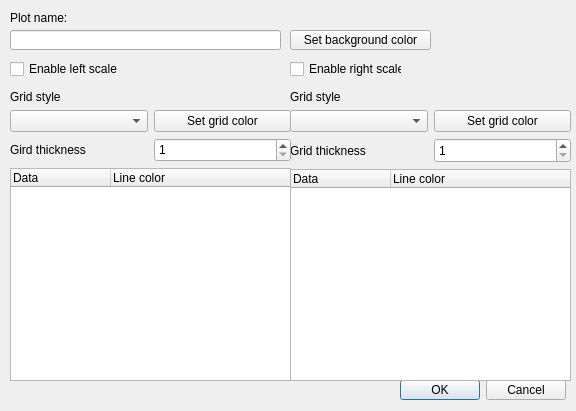
The window that radeon-profile/dialog_defineplot.ui (marazmista/radeon-profile) describes before a commit, drawn with Qt 5.
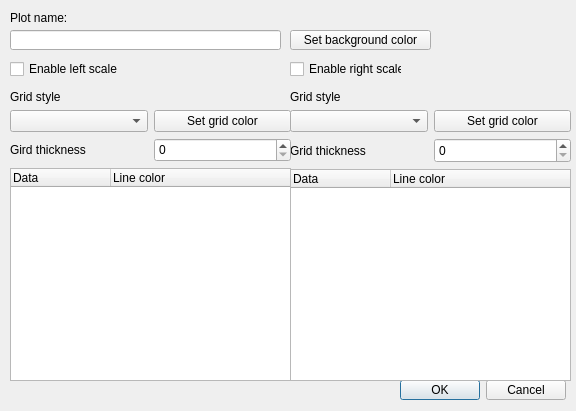
The same window after the commit.

```diff
--- a/radeon-profile/dialog_defineplot.ui
+++ b/radeon-profile/dialog_defineplot.ui
@@ -142,7 +142,7 @@
        </size>
       </property>
       <property name="minimum">
-       <number>1</number>
+       <number>0</number>
       </property>
       <property name="maximum">
        <number>10</number>
@@ -267,7 +267,7 @@
        </size>
       </property>
       <property name="minimum">
-       <number>1</number>
+       <number>0</number>
       </property>
       <property name="maximum">
        <number>10</number>
```
